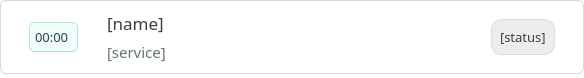
This is ui/item_dashboard.ui in karlito20/AdoraFlowProject as Qt 5 draws it before an edit. The edited form follows.
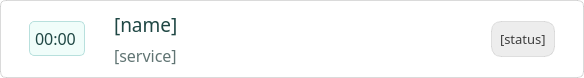
This is the edited form.

Patch:
```diff
--- a/ui/item_dashboard.ui
+++ b/ui/item_dashboard.ui
@@ -7,7 +7,7 @@
     <x>0</x>
     <y>0</y>
     <width>584</width>
-    <height>64</height>
+    <height>60</height>
    </rect>
   </property>
   <property name="minimumSize">
@@ -140,7 +140,7 @@
     <number>0</number>
    </property>
    <property name="bottomMargin">
-    <number>4</number>
+    <number>0</number>
    </property>
    <item>
     <widget class="QWidget" name="container" native="true">
@@ -183,6 +183,11 @@
         <layout class="QVBoxLayout" name="verticalLayout_2">
          <item alignment="Qt::AlignmentFlag::AlignVCenter">
           <widget class="QWidget" name="time_box" native="true">
+           <property name="font">
+            <font>
+             <pointsize>12</pointsize>
+            </font>
+           </property>
            <property name="styleSheet">
             <string notr="true">#time_box {
 	background: #F0FDFA;
@@ -205,7 +210,7 @@
               <property name="font">
                <font>
                 <family>Slate Medium</family>
-                <pointsize>10</pointsize>
+                <pointsize>12</pointsize>
                </font>
               </property>
               <property name="styleSheet">
@@ -238,11 +243,11 @@
            <property name="font">
             <font>
              <family>Slate Medium</family>
-             <pointsize>13</pointsize>
+             <pointsize>14</pointsize>
             </font>
            </property>
            <property name="styleSheet">
-            <string notr="true">color: rgb(60, 60, 60);</string>
+            <string notr="true">color: #1F4744;</string>
            </property>
            <property name="text">
             <string>[name]</string>
@@ -254,7 +259,7 @@
            <property name="font">
             <font>
              <family>Slate</family>
-             <pointsize>11</pointsize>
+             <pointsize>12</pointsize>
             </font>
            </property>
            <property name="styleSheet">
@@ -287,6 +292,11 @@
         <layout class="QVBoxLayout" name="verticalLayout_5">
          <item alignment="Qt::AlignmentFlag::AlignRight|Qt::AlignmentFlag::AlignVCenter">
           <widget class="QWidget" name="status_box" native="true">
+           <property name="font">
+            <font>
+             <pointsize>12</pointsize>
+            </font>
+           </property>
            <property name="styleSheet">
             <string notr="true">#status_box {
 	border: 1px solid black;
```
